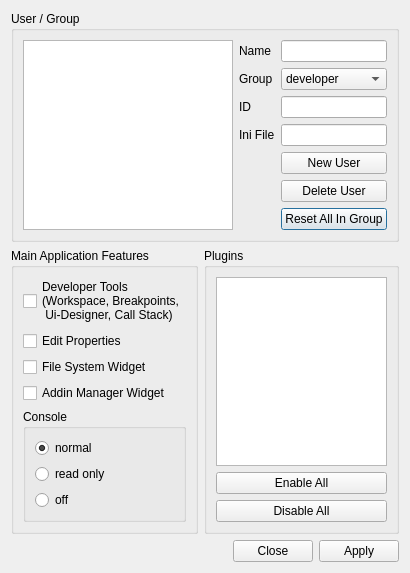
Qt form Qitom/widgets/userManagement.ui (itom-project/itom) before a commit.
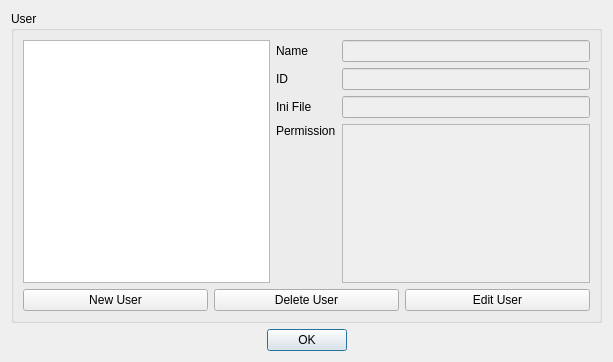
The same form after that commit.

```diff
--- a/Qitom/widgets/userManagement.ui
+++ b/Qitom/widgets/userManagement.ui
@@ -6,8 +6,8 @@
    <rect>
     <x>0</x>
     <y>0</y>
-    <width>410</width>
-    <height>568</height>
+    <width>613</width>
+    <height>362</height>
    </rect>
   </property>
   <property name="windowTitle">
@@ -17,19 +17,50 @@
    <item>
     <widget class="QGroupBox" name="groupBox_user">
      <property name="title">
-      <string>User / Group</string>
+      <string>User</string>
      </property>
-     <layout class="QHBoxLayout" name="horizontalLayout">
+     <layout class="QVBoxLayout" name="verticalLayout_2">
       <item>
-       <widget class="QListView" name="userList"/>
-      </item>
-      <item>
-       <layout class="QVBoxLayout" name="verticalLayout_4">
+       <layout class="QHBoxLayout" name="horizontalLayout_2">
         <item>
-         <layout class="QFormLayout" name="formLayout">
-          <property name="fieldGrowthPolicy">
-           <enum>QFormLayout::AllNonFixedFieldsGrow</enum>
-          </property>
+         <widget class="QListView" name="userList"/>
+        </item>
+        <item>
+         <layout class="QGridLayout" name="gridLayout">
+          <item row="5" column="0">
+           <layout class="QVBoxLayout" name="verticalLayout">
+            <item>
+             <widget class="QLabel" name="label_5">
+              <property name="text">
+               <string>Permission</string>
+              </property>
+             </widget>
+            </item>
+            <item>
+             <spacer name="verticalSpacer">
+              <property name="orientation">
+               <enum>Qt::Vertical</enum>
+              </property>
+              <property name="sizeHint" stdset="0">
+               <size>
+                <width>20</width>
+                <height>40</height>
+               </size>
+              </property>
+             </spacer>
+            </item>
+           </layout>
+          </item>
+          <item row="0" column="1">
+           <widget class="QLineEdit" name="lineEdit_name">
+            <property name="enabled">
+             <bool>false</bool>
+            </property>
+            <property name="readOnly">
+             <bool>true</bool>
+            </property>
+           </widget>
+          </item>
           <item row="0" column="0">
            <widget class="QLabel" name="label">
             <property name="text">
@@ -37,35 +68,18 @@
             </property>
            </widget>
           </item>
-          <item row="0" column="1">
-           <widget class="QLineEdit" name="lineEdit_name"/>
-          </item>
-          <item row="1" column="0">
-           <widget class="QLabel" name="label_2">
-            <property name="text">
-             <string>Group</string>
-            </property>
-           </widget>
-          </item>
           <item row="2" column="0">
-           <widget class="QLabel" name="label_3">
-            <property name="text">
-             <string>ID</string>
-            </property>
-           </widget>
-          </item>
-          <item row="2" column="1">
-           <widget class="QLineEdit" name="lineEdit_id"/>
-          </item>
-          <item row="3" column="0">
            <widget class="QLabel" name="label_4">
             <property name="text">
              <string>Ini File</string>
             </property>
            </widget>
           </item>
-          <item row="3" column="1">
+          <item row="2" column="1">
            <widget class="QLineEdit" name="lineEdit_iniFile">
+            <property name="enabled">
+             <bool>false</bool>
+            </property>
             <property name="contextMenuPolicy">
              <enum>Qt::DefaultContextMenu</enum>
             </property>
@@ -77,181 +91,90 @@
             </property>
            </widget>
           </item>
-          <item row="6" column="1">
-           <widget class="QPushButton" name="pushButton_resetGroup">
+          <item row="1" column="0">
+           <widget class="QLabel" name="label_3">
             <property name="text">
-             <string>Reset All In Group</string>
-            </property>
-           </widget>
-          </item>
-          <item row="4" column="1">
-           <widget class="QPushButton" name="pushButton_newUser">
-            <property name="text">
-             <string>New User</string>
-            </property>
-           </widget>
-          </item>
-          <item row="5" column="1">
-           <widget class="QPushButton" name="pushButton_delUser">
-            <property name="text">
-             <string>Delete User</string>
+             <string>ID</string>
             </property>
            </widget>
           </item>
           <item row="1" column="1">
-           <widget class="QComboBox" name="comboBox_group">
-            <property name="currentIndex">
-             <number>0</number>
+           <widget class="QLineEdit" name="lineEdit_id">
+            <property name="enabled">
+             <bool>false</bool>
             </property>
-            <item>
-             <property name="text">
-              <string>developer</string>
-             </property>
-            </item>
-            <item>
-             <property name="text">
-              <string>admin</string>
-             </property>
-            </item>
-            <item>
-             <property name="text">
-              <string>user</string>
-             </property>
-            </item>
+            <property name="readOnly">
+             <bool>true</bool>
+            </property>
+           </widget>
+          </item>
+          <item row="5" column="1">
+           <widget class="QListWidget" name="permissionList">
+            <property name="enabled">
+             <bool>false</bool>
+            </property>
            </widget>
           </item>
          </layout>
         </item>
        </layout>
       </item>
+      <item>
+       <layout class="QHBoxLayout" name="horizontalLayout">
+        <item>
+         <widget class="QPushButton" name="pushButton_newUser">
+          <property name="text">
+           <string>New User</string>
+          </property>
+          <property name="autoDefault">
+           <bool>false</bool>
+          </property>
+         </widget>
+        </item>
+        <item>
+         <widget class="QPushButton" name="pushButton_delUser">
+          <property name="enabled">
+           <bool>true</bool>
+          </property>
+          <property name="text">
+           <string>Delete User</string>
+          </property>
+          <property name="autoDefault">
+           <bool>false</bool>
+          </property>
+         </widget>
+        </item>
+        <item>
+         <widget class="QPushButton" name="pushButton_editUser">
+          <property name="enabled">
+           <bool>true</bool>
+          </property>
+          <property name="text">
+           <string>Edit User</string>
+          </property>
+          <property name="autoDefault">
+           <bool>false</bool>
+          </property>
+         </widget>
+        </item>
+       </layout>
+      </item>
      </layout>
     </widget>
    </item>
-   <item>
-    <layout class="QHBoxLayout" name="horizontalLayout_2">
-     <item>
-      <widget class="QGroupBox" name="groupBox_features">
-       <property name="title">
-        <string>Main Application Features</string>
-       </property>
-       <layout class="QVBoxLayout" name="verticalLayout_2">
-        <item>
-         <widget class="QCheckBox" name="checkBox_devTools">
-          <property name="text">
-           <string>Developer Tools
-(Workspace, Breakpoints,
- Ui-Designer, Call Stack)</string>
-          </property>
-         </widget>
-        </item>
-        <item>
-         <widget class="QCheckBox" name="checkBox_editProperties">
-          <property name="text">
-           <string>Edit Properties</string>
-          </property>
-         </widget>
-        </item>
-        <item>
-         <widget class="QCheckBox" name="checkBox_fileSystem">
-          <property name="text">
-           <string>File System Widget</string>
-          </property>
-         </widget>
-        </item>
-        <item>
-         <widget class="QCheckBox" name="checkBox_addInManager">
-          <property name="text">
-           <string>Addin Manager Widget</string>
-          </property>
-         </widget>
-        </item>
-        <item>
-         <widget class="QGroupBox" name="groupBox_console">
-          <property name="title">
-           <string>Console</string>
-          </property>
-          <layout class="QVBoxLayout" name="verticalLayout">
-           <item>
-            <widget class="QRadioButton" name="radioButton_consoleNormal">
-             <property name="text">
-              <string>normal</string>
-             </property>
-             <property name="checked">
-              <bool>true</bool>
-             </property>
-            </widget>
-           </item>
-           <item>
-            <widget class="QRadioButton" name="radioButton_consoleRO">
-             <property name="text">
-              <string>read only</string>
-             </property>
-            </widget>
-           </item>
-           <item>
-            <widget class="QRadioButton" name="radioButton_consoleOff">
-             <property name="text">
-              <string>off</string>
-             </property>
-            </widget>
-           </item>
-          </layout>
-         </widget>
-        </item>
-        <item>
-         <spacer name="verticalSpacer">
-          <property name="orientation">
-           <enum>Qt::Vertical</enum>
-          </property>
-          <property name="sizeHint" stdset="0">
-           <size>
-            <width>20</width>
-            <height>40</height>
-           </size>
-          </property>
-         </spacer>
-        </item>
-       </layout>
-      </widget>
-     </item>
-     <item>
-      <widget class="QGroupBox" name="groupBox_plugins">
-       <property name="title">
-        <string>Plugins</string>
-       </property>
-       <layout class="QVBoxLayout" name="verticalLayout_3">
-        <item>
-         <widget class="QTableView" name="pluginTable"/>
-        </item>
-        <item>
-         <widget class="QPushButton" name="pushButton_pluginsEnableAll">
-          <property name="text">
-           <string>Enable All</string>
-          </property>
-         </widget>
-        </item>
-        <item>
-         <widget class="QPushButton" name="pushButton_disableAll">
-          <property name="text">
-           <string>Disable All</string>
-          </property>
-         </widget>
-        </item>
-       </layout>
-      </widget>
-     </item>
-    </layout>
-   </item>
    <item>
     <widget class="QDialogButtonBox" name="buttonBox">
+     <property name="layoutDirection">
+      <enum>Qt::LeftToRight</enum>
+     </property>
      <property name="orientation">
       <enum>Qt::Horizontal</enum>
      </property>
      <property name="standardButtons">
-      <set>QDialogButtonBox::Apply|QDialogButtonBox::Close</set>
+      <set>QDialogButtonBox::Ok</set>
      </property>
      <property name="centerButtons">
-      <bool>false</bool>
+      <bool>true</bool>
      </property>
     </widget>
    </item>
```
